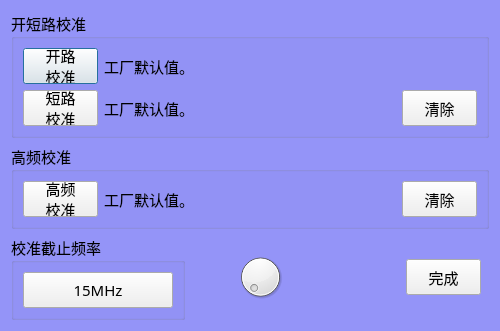
caicaiking/WKEFactoryView2014, file AnalysisMode/wk6500Calibration.ui: the form before one commit.
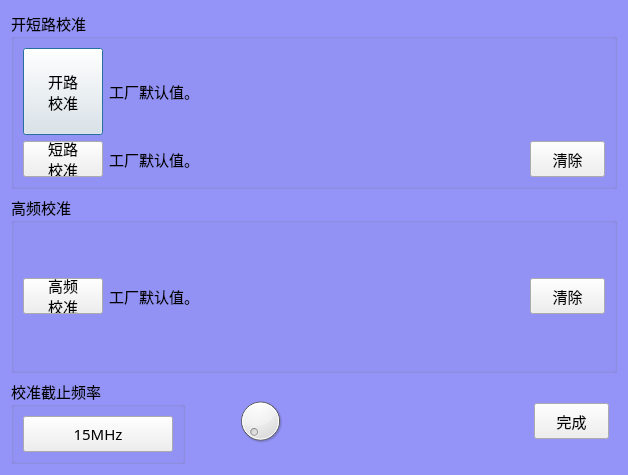
The form after the commit.

The edit to the form file:
```diff
--- a/AnalysisMode/wk6500Calibration.ui
+++ b/AnalysisMode/wk6500Calibration.ui
@@ -6,8 +6,8 @@
    <rect>
     <x>0</x>
     <y>0</y>
-    <width>500</width>
-    <height>296</height>
+    <width>628</width>
+    <height>475</height>
    </rect>
   </property>
   <property name="minimumSize">
@@ -18,7 +18,7 @@
   </property>
   <property name="maximumSize">
    <size>
-    <width>500</width>
+    <width>10101</width>
     <height>16777215</height>
    </size>
   </property>
@@ -42,7 +42,7 @@
 	background-color: rgb(148, 148, 248);
 }</string>
   </property>
-  <layout class="QVBoxLayout" name="verticalLayout_4">
+  <layout class="QVBoxLayout" name="verticalLayout_4" stretch="10,10,1">
    <item>
     <widget class="QGroupBox" name="groupBox">
      <property name="font">
@@ -54,9 +54,9 @@
      <property name="title">
       <string>开短路校准</string>
      </property>
-     <layout class="QVBoxLayout" name="verticalLayout_2">
+     <layout class="QVBoxLayout" name="verticalLayout_2" stretch="10,10">
       <item>
-       <layout class="QHBoxLayout" name="horizontalLayout_2">
+       <layout class="QHBoxLayout" name="horizontalLayout_2" stretch="0,10">
         <item>
          <widget class="QPushButton" name="btnOpen">
           <property name="minimumSize">
@@ -67,8 +67,8 @@
           </property>
           <property name="maximumSize">
            <size>
-            <width>75</width>
-            <height>36</height>
+            <width>11111</width>
+            <height>11111</height>
            </size>
           </property>
           <property name="font">
@@ -99,7 +99,7 @@
        </layout>
       </item>
       <item>
-       <layout class="QHBoxLayout" name="horizontalLayout_3">
+       <layout class="QHBoxLayout" name="horizontalLayout_3" stretch="0,10,0">
         <item>
          <widget class="QPushButton" name="btnShort">
           <property name="minimumSize">
@@ -110,8 +110,8 @@
           </property>
           <property name="maximumSize">
            <size>
-            <width>75</width>
-            <height>36</height>
+            <width>11111</width>
+            <height>11111</height>
            </size>
           </property>
           <property name="font">
@@ -182,7 +182,7 @@
      </property>
      <layout class="QVBoxLayout" name="verticalLayout_3">
       <item>
-       <layout class="QHBoxLayout" name="horizontalLayout_4">
+       <layout class="QHBoxLayout" name="horizontalLayout_4" stretch="0,10,0">
         <item>
          <widget class="QPushButton" name="btnHF">
           <property name="minimumSize">
@@ -193,8 +193,8 @@
           </property>
           <property name="maximumSize">
            <size>
-            <width>75</width>
-            <height>36</height>
+            <width>11111</width>
+            <height>11111</height>
            </size>
           </property>
           <property name="font">
```
